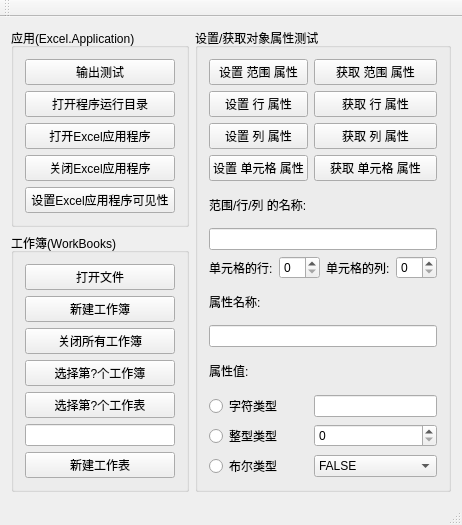
The window that QtExcel/testwindow.ui (Qt-Widgets/QtExcel) describes before a commit, drawn with Qt 5.
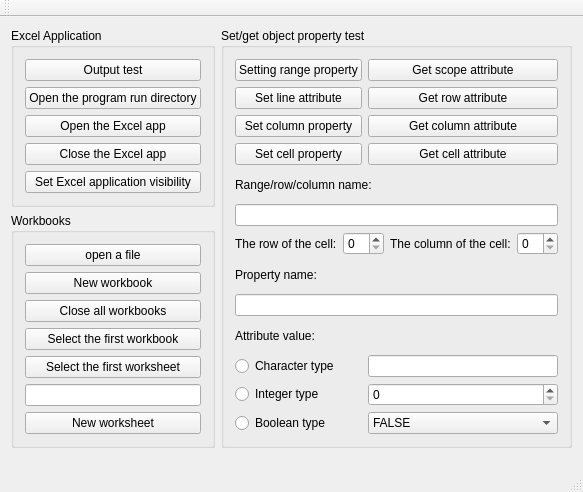
The same window after the commit.

Patch:
```diff
--- a/QtExcel/testwindow.ui
+++ b/QtExcel/testwindow.ui
@@ -18,41 +18,41 @@
     <item row="0" column="0">
      <widget class="QGroupBox" name="groupBox_ExcelApp">
       <property name="title">
-       <string>应用(Excel.Application)</string>
+       <string>Excel Application</string>
       </property>
       <layout class="QGridLayout" name="gridLayout_2">
        <item row="3" column="0">
         <widget class="QPushButton" name="pushButton_ExcelApp_Quit">
          <property name="text">
-          <string>关闭Excel应用程序</string>
+          <string>Close the Excel app</string>
          </property>
         </widget>
        </item>
        <item row="1" column="0">
         <widget class="QPushButton" name="pushButton_openWorkDirectory">
          <property name="text">
-          <string>打开程序运行目录</string>
+          <string>Open the program run directory</string>
          </property>
         </widget>
        </item>
        <item row="2" column="0">
         <widget class="QPushButton" name="pushButton_ExcelApp_Execute">
          <property name="text">
-          <string>打开Excel应用程序</string>
+          <string>Open the Excel app</string>
          </property>
         </widget>
        </item>
        <item row="4" column="0">
         <widget class="QPushButton" name="pushButton_ExcelApp_SetVisible">
          <property name="text">
-          <string>设置Excel应用程序可见性</string>
+          <string>Set Excel application visibility</string>
          </property>
         </widget>
        </item>
        <item row="0" column="0">
         <widget class="QPushButton" name="pushButton_debugTest">
          <property name="text">
-          <string>输出测试</string>
+          <string>Output test</string>
          </property>
         </widget>
        </item>
@@ -75,41 +75,41 @@
     <item row="0" column="1" rowspan="3">
      <widget class="QGroupBox" name="groupBox">
       <property name="title">
-       <string>设置/获取对象属性测试</string>
+       <string>Set/get object property test</string>
       </property>
       <layout class="QGridLayout" name="gridLayout_4">
        <item row="4" column="0" colspan="2">
         <widget class="QLabel" name="label">
          <property name="text">
-          <string>范围/行/列 的名称:</string>
+          <string>Range/row/column name:</string>
          </property>
         </widget>
        </item>
        <item row="9" column="0" colspan="2">
         <widget class="QLabel" name="label_3">
          <property name="text">
-          <string>属性值:</string>
+          <string>Attribute value:</string>
          </property>
         </widget>
        </item>
        <item row="3" column="0">
         <widget class="QPushButton" name="pushButton_Cell_SetProperty">
          <property name="text">
-          <string>设置 单元格 属性</string>
+          <string>Set cell property</string>
          </property>
         </widget>
        </item>
        <item row="11" column="0">
         <widget class="QRadioButton" name="radioButton_integer">
          <property name="text">
-          <string>整型类型</string>
+          <string>Integer type</string>
          </property>
         </widget>
        </item>
        <item row="2" column="0">
         <widget class="QPushButton" name="pushButton_Columns_SetProperty">
          <property name="text">
-          <string>设置 列 属性</string>
+          <string>Set column property</string>
          </property>
         </widget>
        </item>
@@ -122,7 +122,7 @@
        <item row="7" column="0" colspan="2">
         <widget class="QLabel" name="label_2">
          <property name="text">
-          <string>属性名称:</string>
+          <string>Property name:</string>
          </property>
         </widget>
        </item>
@@ -153,7 +153,7 @@
        <item row="10" column="0">
         <widget class="QRadioButton" name="radioButton_text">
          <property name="text">
-          <string>字符类型</string>
+          <string>Character type</string>
          </property>
         </widget>
        </item>
@@ -163,49 +163,49 @@
        <item row="0" column="1">
         <widget class="QPushButton" name="pushButton_Range_GetProperty">
          <property name="text">
-          <string>获取 范围 属性</string>
+          <string>Get scope attribute</string>
          </property>
         </widget>
        </item>
        <item row="3" column="1">
         <widget class="QPushButton" name="pushButton_Cell_GetProperty">
          <property name="text">
-          <string>获取 单元格 属性</string>
+          <string>Get cell attribute</string>
          </property>
         </widget>
        </item>
        <item row="1" column="1">
         <widget class="QPushButton" name="pushButton_Rows_GetProperty">
          <property name="text">
-          <string>获取 行 属性</string>
+          <string>Get row attribute</string>
          </property>
         </widget>
        </item>
        <item row="2" column="1">
         <widget class="QPushButton" name="pushButton_Columns_GetProperty">
          <property name="text">
-          <string>获取 列 属性</string>
+          <string>Get column attribute</string>
          </property>
         </widget>
        </item>
        <item row="0" column="0">
         <widget class="QPushButton" name="pushButton_Range_SetProperty">
          <property name="text">
-          <string>设置 范围 属性</string>
+          <string>Setting range property</string>
          </property>
         </widget>
        </item>
        <item row="12" column="0">
         <widget class="QRadioButton" name="radioButton_bool">
          <property name="text">
-          <string>布尔类型</string>
+          <string>Boolean type</string>
          </property>
         </widget>
        </item>
        <item row="1" column="0">
         <widget class="QPushButton" name="pushButton_Rows_SetProperty">
          <property name="text">
-          <string>设置 行 属性</string>
+          <string>Set line attribute</string>
          </property>
         </widget>
        </item>
@@ -214,7 +214,7 @@
          <item>
           <widget class="QLabel" name="label_5">
            <property name="text">
-            <string>单元格的行:</string>
+            <string>The row of the cell:</string>
            </property>
           </widget>
          </item>
@@ -224,7 +224,7 @@
          <item>
           <widget class="QLabel" name="label_4">
            <property name="text">
-            <string>单元格的列:</string>
+            <string>The column of the cell:</string>
            </property>
           </widget>
          </item>
@@ -239,27 +239,27 @@
     <item row="1" column="0" rowspan="2">
      <widget class="QGroupBox" name="groupBox_WorkBooks">
       <property name="title">
-       <string>工作簿(WorkBooks)</string>
+       <string>Workbooks</string>
       </property>
       <layout class="QGridLayout" name="gridLayout_3">
        <item row="1" column="0">
         <widget class="QPushButton" name="pushButton_WorkBooks_NewWorkBook">
          <property name="text">
-          <string>新建工作簿</string>
+          <string>New workbook</string>
          </property>
         </widget>
        </item>
        <item row="2" column="0">
         <widget class="QPushButton" name="pushButton_WorkBooks_CloseAll">
          <property name="text">
-          <string>关闭所有工作簿</string>
+          <string>Close all workbooks</string>
          </property>
         </widget>
        </item>
        <item row="0" column="0">
         <widget class="QPushButton" name="pushButton_WorkBooks_OpenFile">
          <property name="text">
-          <string>打开文件</string>
+          <string>open a file</string>
          </property>
         </widget>
        </item>
@@ -269,21 +269,21 @@
        <item row="4" column="0">
         <widget class="QPushButton" name="pushButton_setActiveWorkSheet">
          <property name="text">
-          <string>选择第?个工作表</string>
+          <string>Select the first worksheet</string>
          </property>
         </widget>
        </item>
        <item row="3" column="0">
         <widget class="QPushButton" name="pushButton_setActiveWorkBook">
          <property name="text">
-          <string>选择第?个工作簿</string>
+          <string>Select the first workbook</string>
          </property>
         </widget>
        </item>
        <item row="6" column="0">
         <widget class="QPushButton" name="pushButton_newWorkSheet">
          <property name="text">
-          <string>新建工作表</string>
+          <string>New worksheet</string>
          </property>
         </widget>
        </item>
```
Left out of the diff: 2 changed lines with no effect on the pictures.
